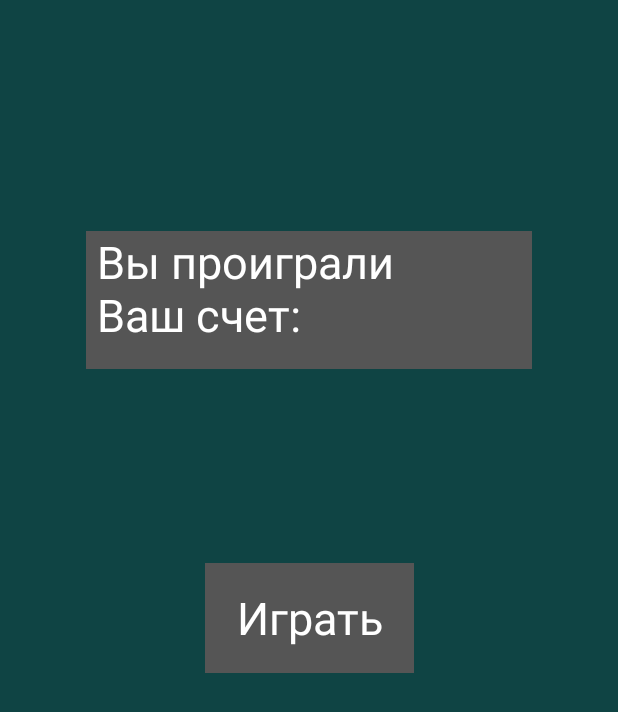
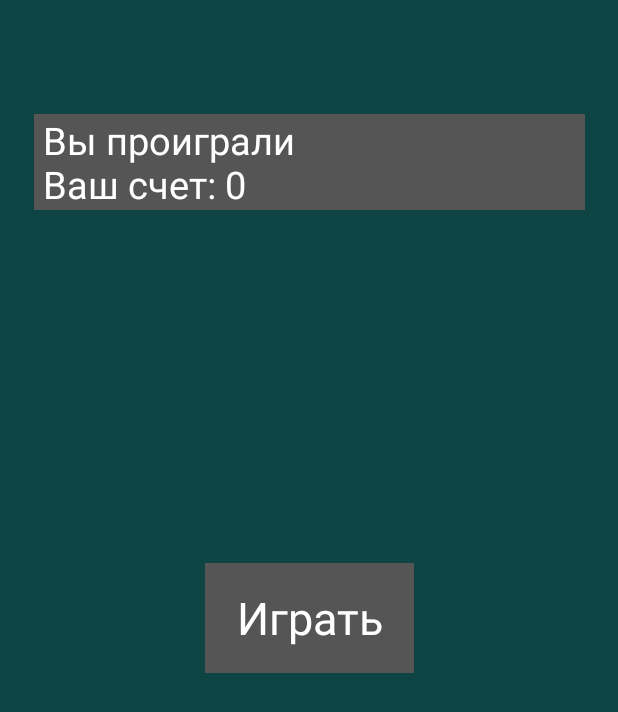
Before and after one commit to tkushch/ZooRun, an Android app: the EndActivity screen opened directly, with no data from a screen before it, on a phone screen of 412 x 824 dp. Shown: the top 712 px of the screen. Run offline under Robolectric (Android 15) with nearby library versions, the phone set to English and light mode, and no system bars.

```diff
--- a/app/src/main/java/com/example/zoorun/EndActivity.java
+++ b/app/src/main/java/com/example/zoorun/EndActivity.java
@@ -1,26 +1,33 @@
 package com.example.zoorun;
-
-import androidx.appcompat.app.AppCompatActivity;
 
 import android.app.Activity;
 import android.content.Intent;
 import android.os.Bundle;
 import android.view.View;
 import android.widget.Button;
+import android.widget.TextView;
 
 public class EndActivity extends Activity implements View.OnClickListener {
-    Button play;
+    private Button play;
+    private TextView tv_score;
+
     @Override
     protected void onCreate(Bundle savedInstanceState) {
         super.onCreate(savedInstanceState);
         setContentView(R.layout.end_activity);
         play = findViewById(R.id.play_again);
         play.setOnClickListener(this);
+        Intent intent = getIntent();
+        int score = intent.getIntExtra("score", 0);
+        tv_score = findViewById(R.id.text_view_results);
+        tv_score.setText(tv_score.getText() + " " + String.valueOf(score));
+
+
     }
 
     @Override
     public void onClick(View v) {
-        if (v == play){
+        if (v == play) {
             Intent intent = new Intent(this, MainActivity.class);
             startActivity(intent);
         }
--- a/app/src/main/java/com/example/zoorun/OnCollisionListener.java
+++ b/app/src/main/java/com/example/zoorun/OnCollisionListener.java
@@ -1,5 +1,5 @@
 package com.example.zoorun;
 
 public interface OnCollisionListener {
-    void onCollision();
+    void onCollision(int score, String param);
 }
--- /dev/null
+++ b/app/src/main/java/com/example/zoorun/OnScoreListener.java
@@ -0,0 +1,5 @@
+package com.example.zoorun;
+
+public interface OnScoreListener {
+    void OnScore(int score);
+}
--- a/app/src/main/res/layout/end_activity.xml
+++ b/app/src/main/res/layout/end_activity.xml
@@ -20,17 +20,34 @@
         app:layout_constraintStart_toStartOf="parent"
         app:layout_constraintTop_toTopOf="parent" />
 
+
+    <ScrollView
+        android:layout_width="367dp"
+        android:layout_height="135dp"
+        app:layout_constraintBottom_toBottomOf="parent"
+        app:layout_constraintEnd_toEndOf="parent"
+        app:layout_constraintStart_toStartOf="parent"
+        app:layout_constraintTop_toTopOf="parent"
+        app:layout_constraintVertical_bias="0.110000014">
+
+        <LinearLayout
+            android:layout_width="match_parent"
+            android:layout_height="wrap_content"
+            android:orientation="vertical">
+
             <TextView
-        android:id="@+id/tv1"
-        android:layout_width="297dp"
-        android:layout_height="92dp"
-        android:layout_marginTop="24dp"
+                android:id="@+id/text_view_results"
+                android:layout_width="match_parent"
+                android:layout_height="match_parent"
+                android:layout_gravity="center"
                 android:background="#555555"
                 android:text=" Вы проиграли\n Ваш счет:"
                 android:textColor="#ffffff"
-        android:textSize="30dp"
+                android:textSize="25dp"
                 app:layout_constraintBottom_toTopOf="@+id/play_again"
                 app:layout_constraintEnd_toEndOf="parent"
                 app:layout_constraintStart_toStartOf="parent"
                 app:layout_constraintTop_toTopOf="parent" />
+        </LinearLayout>
+    </ScrollView>
 </androidx.constraintlayout.widget.ConstraintLayout>
```
Also changed, not shown: app/src/main/java/com/example/zoorun/Coin.java (added, +91 -0 lines), app/src/main/java/com/example/zoorun/Hero.java (+13 -3 lines), app/src/main/java/com/example/zoorun/MainActivity.java (+29 -7 lines), app/src/main/java/com/example/zoorun/MyDraw.java (+110 -14 lines), app/src/main/res/layout/main.xml (+16 -1 lines), app/src/main/res/drawable/coin.png (added), 2 other files. Lines whose indentation alone changed are shown as unchanged.
